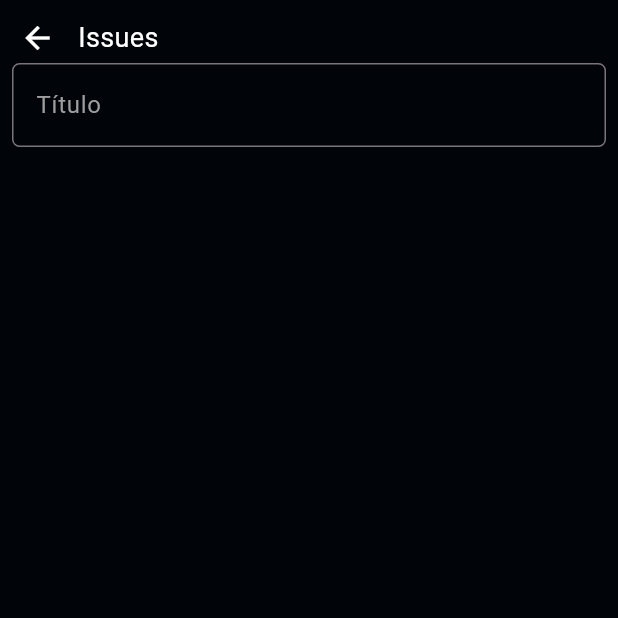
After one commit to LucasNithael/flutter-issueshub, a Flutter app: the screen it shows after launch, after a tap on an icon or button, on a phone screen of 412 x 824 dp, the top half of it. The commit adds this screen. Run offline on Flutter 3.47's test engine with Material 3 defaults, Android fonts, the phone set to English and light mode, and no system bars.

Commit message:
inicio da tela de detalhe da issue

```diff
--- a/lib/components/issue_tile.dart
+++ b/lib/components/issue_tile.dart
@@ -1,8 +1,8 @@
 import 'package:flutter/material.dart';
+import 'package:issueshub/components/issuedetail_tile.dart';
 import 'package:issueshub/models/issue.dart';
 
 class IssueTile extends StatelessWidget {
-
   final Issue issue;
 
   IssueTile(this.issue);
@@ -13,10 +13,17 @@ class IssueTile extends StatelessWidget {
     final label = issue.label;
     final numero = issue.numero;
     final designado = issue.designado;
-
     final nomeRepo = 'RepoExemplo';
 
-    return Container(
+    return GestureDetector(
+      onTap: () {
+        // Função a ser executada quando o Container for tocado
+        Navigator.push(
+          context,
+          MaterialPageRoute(builder: (context) => DetailPage()),
+        );
+      },
+      child: Container(
         width: 100,
         margin: EdgeInsets.symmetric(vertical: 10, horizontal: 10),
         decoration: BoxDecoration(
@@ -39,7 +46,6 @@ class IssueTile extends StatelessWidget {
                   designado,
                   style: const TextStyle(color: Color(0xFF848D97)), // Cor do número
                 ),
-
               ],
             ),
             Container(
@@ -68,39 +74,8 @@ class IssueTile extends StatelessWidget {
               ],
             ),
           ],
-      )
+        ),
+      ),
     );
   }
 }
-
-
-
-
-
-// child: Row(
-//         crossAxisAlignment: CrossAxisAlignment.start,
-//         children: [
-//           SizedBox(width: 8),
-//           Expanded(
-//             child: Column(
-//               crossAxisAlignment: CrossAxisAlignment.,
-//               children: [
-//                 Text(
-//                   titulo,
-//                   style: TextStyle(color: Colors.white), // Cor do título
-//                 ),
-//                 SizedBox(height: 8), // Espaço entre o título e o label
-//                 Text(
-//                   label,
-//                   style: TextStyle(color: Colors.white), // Cor do label
-//                 ),
-//               ],
-//             ),
-//           ),
-//           SizedBox(width: 8), // Espaço entre o conteúdo e o número
-//           Text(
-//             '#'+numero,
-//             style: TextStyle(color: Colors.white), // Cor do número
-//           ),
-//         ],
-//       ),
--- /dev/null
+++ b/lib/components/issuedetail_tile.dart
@@ -0,0 +1,63 @@
+import 'package:flutter/material.dart';
+
+class DetailPage extends StatefulWidget {
+  @override
+  _DetailPageState createState() => _DetailPageState();
+}
+
+class _DetailPageState extends State<DetailPage> {
+  @override
+  Widget build(BuildContext context) {
+    return Scaffold(
+      body: Container(
+        padding: const EdgeInsets.all(8), // Espaçamento interno
+        child: Column(children: [
+          Row(
+              mainAxisAlignment: MainAxisAlignment.start, // Alinhar ao início (start)
+              children: [
+                GestureDetector(
+                  onTap: () {
+                    Navigator.pop(context);
+                  },
+                  child: Container(
+                    padding: const EdgeInsets.all(5),
+                    child: const Icon(
+                      Icons.arrow_back,
+                      color: Colors.white,
+                    ),
+                  ),
+                ),
+                const SizedBox(width: 10), // Espaçamento entre o ícone e o texto
+                const Text(
+                  'Issues',
+                  style: TextStyle(
+                    color: Colors.white,
+                    fontSize: 18.0,
+                  ),
+                ),
+              ],
+            ),
+           TextFormField(
+                decoration: InputDecoration(
+                  hintText: 'Título',
+                  hintStyle: TextStyle(color: Colors.grey),
+                  border: OutlineInputBorder(
+                    borderRadius: BorderRadius.circular(5), // Borda arredondada de 5px
+                    borderSide: const BorderSide(
+                      color: Color(0xFF30363D), // Cor da borda #30363D
+                    ),
+                  ),
+                  focusedBorder: OutlineInputBorder(
+                    borderRadius: BorderRadius.circular(5), // Borda arredondada de 5px
+                    borderSide: const BorderSide(
+                      color: Color(0xFF30363D), // Cor da borda #30363D
+                    ),
+                  ),
+                ),
+                style: const TextStyle(color: Colors.white),
+              ),
+        ]),
+      ),
+    );
+  }
+}
```
Lines whose indentation alone changed are shown as unchanged.
